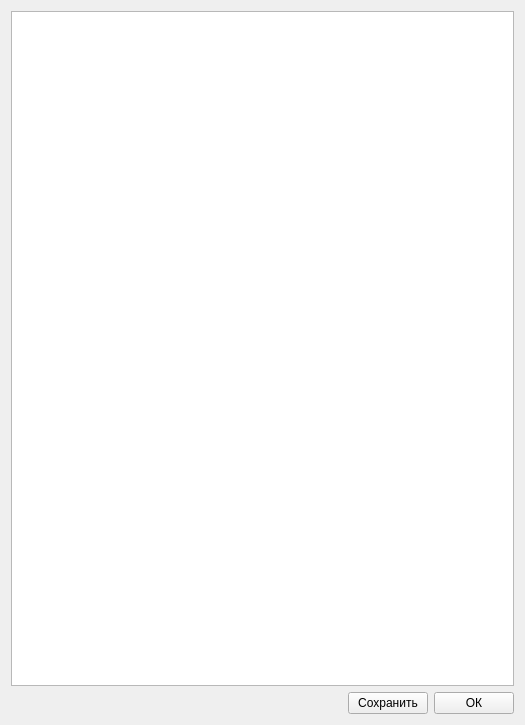
First picture: the form in report.ui, repository ploschka/CureSuch, before the edit.
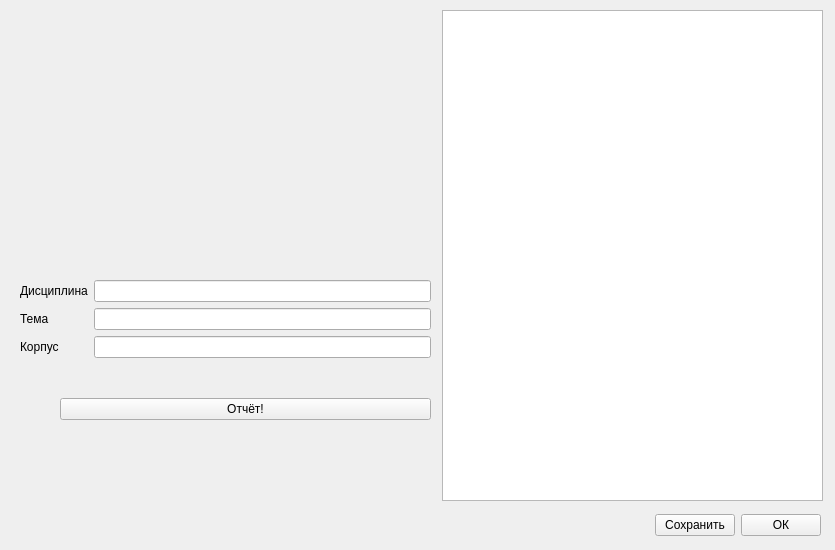
Second picture: the form after the edit.

```diff
--- a/report.ui
+++ b/report.ui
@@ -9,8 +9,8 @@
    <rect>
     <x>0</x>
     <y>0</y>
-    <width>525</width>
-    <height>725</height>
+    <width>835</width>
+    <height>550</height>
    </rect>
   </property>
   <property name="sizePolicy">
@@ -22,11 +22,98 @@
   <property name="windowTitle">
    <string>Отчёт</string>
   </property>
+  <widget class="QListWidget" name="ReportList">
+   <property name="geometry">
+    <rect>
+     <x>442</x>
+     <y>10</y>
+     <width>381</width>
+     <height>491</height>
+    </rect>
+   </property>
+  </widget>
+  <widget class="QWidget" name="verticalLayoutWidget">
+   <property name="geometry">
+    <rect>
+     <x>20</x>
+     <y>280</y>
+     <width>411</width>
+     <height>140</height>
+    </rect>
+   </property>
   <layout class="QVBoxLayout" name="verticalLayout">
    <item>
-    <widget class="QListWidget" name="ReportList"/>
-   </item>
+     <layout class="QFormLayout" name="formLayout">
+      <item row="0" column="0">
+       <widget class="QLabel" name="label_2">
+        <property name="text">
+         <string>Дисциплина</string>
+        </property>
+       </widget>
+      </item>
+      <item row="0" column="1">
+       <widget class="QLineEdit" name="DiscipLine"/>
+      </item>
+      <item row="1" column="0">
+       <widget class="QLabel" name="label_3">
+        <property name="text">
+         <string>Тема</string>
+        </property>
+       </widget>
+      </item>
+      <item row="2" column="0">
+       <widget class="QLabel" name="label">
+        <property name="text">
+         <string>Корпус</string>
+        </property>
+       </widget>
+      </item>
+      <item row="2" column="1">
+       <widget class="QLineEdit" name="BuildingLine"/>
+      </item>
+      <item row="1" column="1">
+       <widget class="QLineEdit" name="ThemeLine"/>
+      </item>
+     </layout>
+    </item>
    <item>
+     <layout class="QHBoxLayout" name="horizontalLayout">
+      <item>
+       <spacer name="horizontalSpacer_2">
+        <property name="orientation">
+         <enum>Qt::Horizontal</enum>
+        </property>
+        <property name="sizeType">
+         <enum>QSizePolicy::Preferred</enum>
+        </property>
+        <property name="sizeHint" stdset="0">
+         <size>
+          <width>40</width>
+          <height>20</height>
+         </size>
+        </property>
+       </spacer>
+      </item>
+      <item>
+       <widget class="QPushButton" name="ReportButton">
+        <property name="text">
+         <string>Отчёт!</string>
+        </property>
+       </widget>
+      </item>
+     </layout>
+    </item>
+   </layout>
+  </widget>
+  <widget class="QWidget" name="">
+   <property name="geometry">
+    <rect>
+     <x>440</x>
+     <y>510</y>
+     <width>381</width>
+     <height>31</height>
+    </rect>
+   </property>
     <layout class="QHBoxLayout" name="horizontalLayout_2">
      <item>
       <spacer name="horizontalSpacer">
@@ -59,8 +146,7 @@
       </widget>
      </item>
     </layout>
-   </item>
-  </layout>
+  </widget>
  </widget>
  <resources/>
  <connections/>
```
Lines whose indentation alone changed are shown as unchanged.
